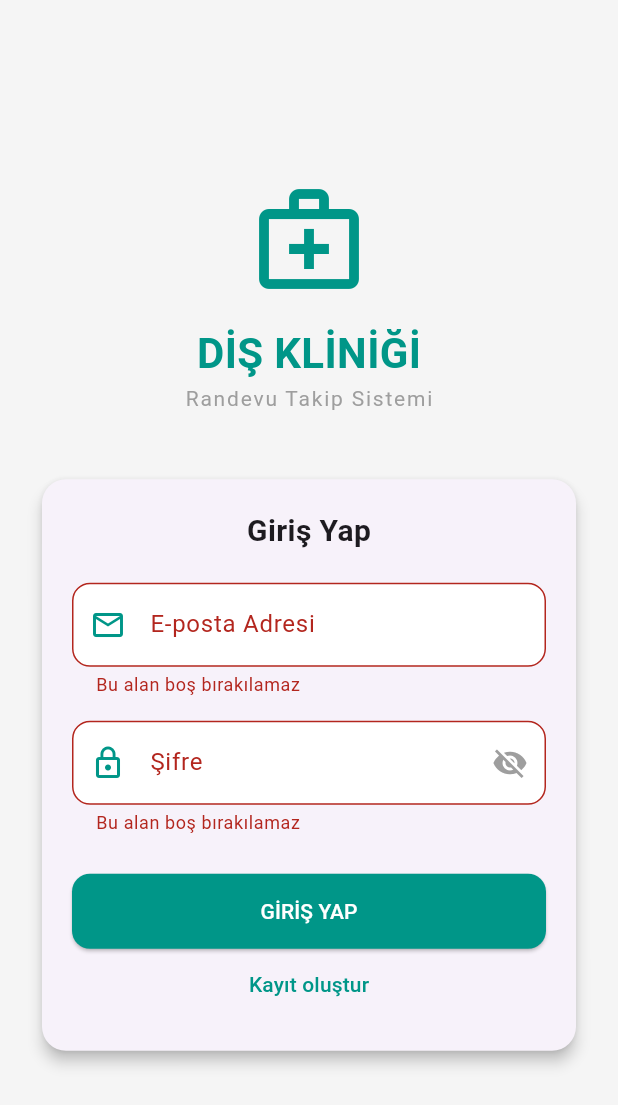
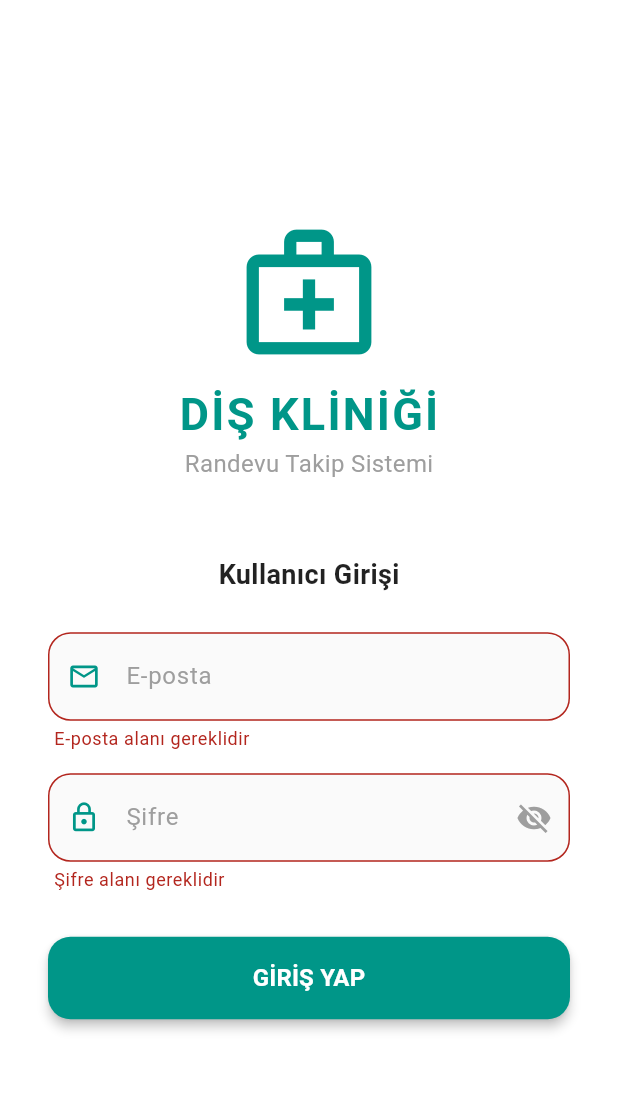
Before and after one commit to MehmetAliOzcan42/243301025_MehmetAliOZCAN_Flutter_Proje, a Flutter app: the screen it shows after launch, after a tap on "GİRİŞ YAP", on a phone screen of 412 x 824 dp. Shown: the top 1105 px of the screen. Run offline on Flutter 3.47's test engine with Material 3 defaults, Android fonts, the phone set to English and light mode, and no system bars; our stand-ins replace supabase_flutter; accounts and stored records are empty.

Commit message:
Giriş ekranı sadece hastalar ve yönetici giriş yapabilecek şekilde düzenlendi. Giriş ekranı tasarımı güzelleştirilip SupaBase veri tabanı için kodlar eklendi.

```diff
--- a/lib/main.dart
+++ b/lib/main.dart
@@ -1,12 +1,18 @@
 import 'package:flutter/material.dart';
-// Kendi dosya yoluna göre burayı kontrol et:
-// Eğer lib/screens/auth_screen.dart ise:
-import 'package:dis_klinigi/screens/auth_screen.dart';
+import 'package:supabase_flutter/supabase_flutter.dart';
+import 'screens/auth_screen.dart';
 
-void main() {
-  // TODO: Supabase başlatma kodu buraya gelecek
-  // WidgetsFlutterBinding.ensureInitialized();
-  // await Supabase.initialize(url: 'YOUR_URL', anonKey: 'YOUR_KEY');
+void main() async {
+  // async zamanlayıcı, Supabase'in başlatılması sırasında bekleme yapmamızı sağlar.
+  WidgetsFlutterBinding.ensureInitialized();
+  // Flutter'ın başlatılmadan önce Supabase için gerekli hazırlıkları yapmasını sağlar.
+
+  await Supabase.initialize(
+    // Supabase ile iletişim kurar ve await ile tamamlanmasını bekler.
+    url: 'https://uotvqlzctrokajrbipmk.supabase.co',
+    anonKey:
+        'eyJhbGciOiJIUzI1NiIsInR5cCI6IkpXVCJ9.eyJpc3MiOiJzdXBhYmFzZSIsInJlZiI6InVvdHZxbHpjdHJva2FqcmJpcG1rIiwicm9sZSI6ImFub24iLCJpYXQiOjE3NzgzMTM0ODQsImV4cCI6MjA5Mzg4OTQ4NH0.QmWilL0ze42XPj0VJZYPK1t4c04ZzJOmjf3w9VYFLPk',
+  );
 
   runApp(const MyApp());
 }
@@ -17,14 +23,14 @@ class MyApp extends StatelessWidget {
   @override
   Widget build(BuildContext context) {
     return MaterialApp(
-      title: 'Diş Kliniği',
+      title: 'Diş Kliniği Uygulaması',
       debugShowCheckedModeBanner: false,
       theme: ThemeData(
-        primarySwatch: Colors.teal,
+        primarySwatch: Colors.teal, // Uygulamanın ana renk temasını belirler.
         useMaterial3: true,
-        visualDensity: VisualDensity.adaptivePlatformDensity,
+        // Flutter'ın en yeni Material Design 3 özellikleri için kullanılır.
+        fontFamily: 'Roboto',
       ),
-      // İLK EKRAN
       home: const AuthScreen(),
     );
   }
--- a/lib/screens/auth_screen.dart
+++ b/lib/screens/auth_screen.dart
@@ -1,4 +1,6 @@
 import 'package:flutter/material.dart';
+import 'package:supabase_flutter/supabase_flutter.dart';
+import 'home_screen.dart';
 
 class AuthScreen extends StatefulWidget {
   const AuthScreen({super.key});
@@ -9,30 +11,22 @@ class AuthScreen extends StatefulWidget {
 
 class _AuthScreenState extends State<AuthScreen> {
   final _formKey = GlobalKey<FormState>();
-  bool _isLogin = true; // Giriş mi kayıt mı onun bilgisi için
-  bool _isLoading = false; // İşlem sırasında butonları devre dışı bırakmak için
-  bool _obscurePassword = true; // Şifreyi gizlemek için
+  // Formları doğrulamak için
+  bool _isLoading = false;
+  // Giriş işlemi sırasında yükleniyor durumunu kontrol etmek için
+  bool _obscurePassword = true;
+  // Şifre alanının gizli olup olmadığını kontrol etmek için
 
-  // Form Kontrolleri
   final TextEditingController _emailController = TextEditingController();
   final TextEditingController _passwordController = TextEditingController();
-  final TextEditingController _nameController = TextEditingController();
-  final TextEditingController _surnameController = TextEditingController();
-  final TextEditingController _tcController = TextEditingController();
-  final TextEditingController _phoneController = TextEditingController();
-
+  // Kullanıcıdan e-posta ve şifre girişi almak için kullanılırlar.
   @override
   void dispose() {
     _emailController.dispose();
     _passwordController.dispose();
-    _nameController.dispose();
-    _surnameController.dispose();
-    _tcController.dispose();
-    _phoneController.dispose();
     super.dispose();
   }
-
-  //SUPABASE İŞLEMLERİ
+  // Uygulama kapatıldığında bellek sızıntılarını önlemek için TextEditingController'ları temizler.
 
   Future<void> _handleAuth() async {
     if (!_formKey.currentState!.validate()) return;
@@ -40,22 +34,30 @@ class _AuthScreenState extends State<AuthScreen> {
     setState(() => _isLoading = true);
 
     try {
-      if (_isLogin) {
-        // Supabase giriş kısmı
-        // Yönetici ve hasta girişlerini buradan yapacaklar ve giriş sonrası rol kontrolü yapılacak.
+      final AuthResponse res = await Supabase.instance.client.auth
+          .signInWithPassword(
+            email: _emailController.text.trim(),
+            password: _passwordController.text.trim(),
+          );
 
-        _showMessage("Giriş başarılı!");
-      } else {
-        // Supabase kayıt kısmı
-        // Kayıt işlemi yapıldıktan sonra veri tabanına hastanın bilgileri eklenecek.
+      if (res.user != null) {
+        String role = res.user!.email == 'yonetici@gmail.com'
+            ? 'admin'
+            : 'patient';
 
-        _showMessage("Kayıt başarılı! Şimdi giriş yapabilirsiniz.");
-        setState(() => _isLogin = true);
+        if (!mounted) return;
+
+        Navigator.pushReplacement(
+          context,
+          MaterialPageRoute(builder: (context) => HomeScreen(userRole: role)),
+        );
       }
+    } on AuthException catch (e) {
+      _showMessage("Giriş Hatası: ${e.message}", isError: true);
     } catch (e) {
-      _showMessage("Hata oluştu: ${e.toString()}", isError: true);
+      _showMessage("Beklenmedik bir hata oluştu.", isError: true);
     } finally {
-      setState(() => _isLoading = false);
+      if (mounted) setState(() => _isLoading = false);
     }
   }
 
@@ -64,6 +66,8 @@ class _AuthScreenState extends State<AuthScreen> {
       SnackBar(
         content: Text(message),
         backgroundColor: isError ? Colors.red : Colors.teal,
+        behavior: SnackBarBehavior.floating,
+        shape: RoundedRectangleBorder(borderRadius: BorderRadius.circular(10)),
       ),
     );
   }
@@ -71,145 +75,94 @@ class _AuthScreenState extends State<AuthScreen> {
   @override
   Widget build(BuildContext context) {
     return Scaffold(
-      backgroundColor: Colors.grey[100],
+      backgroundColor: Colors.white,
       body: Center(
         child: SingleChildScrollView(
-          padding: const EdgeInsets.all(24.0),
+          padding: const EdgeInsets.symmetric(horizontal: 32),
           child: Column(
             mainAxisAlignment: MainAxisAlignment.center,
             children: [
-              // Logo ve Başlık
               const Icon(
                 Icons.medical_services_outlined,
-                size: 80,
+                size: 100,
                 color: Colors.teal,
               ),
-              const SizedBox(height: 16),
+              const SizedBox(height: 10),
               const Text(
                 "DİŞ KLİNİĞİ",
                 style: TextStyle(
-                  fontSize: 28,
+                  fontSize: 30,
                   fontWeight: FontWeight.bold,
                   color: Colors.teal,
+                  letterSpacing: 1.5,
                 ),
               ),
               const Text(
                 "Randevu Takip Sistemi",
-                style: TextStyle(color: Colors.grey, letterSpacing: 1.2),
+                style: TextStyle(
+                  fontSize: 16,
+                  color: Colors.grey,
+                  fontWeight: FontWeight.w400,
                 ),
-              const SizedBox(height: 40),
+              ),
+              const SizedBox(height: 50),
 
-              // Form Kartı
-              Card(
-                elevation: 4,
-                shape: RoundedRectangleBorder(
-                  borderRadius: BorderRadius.circular(16),
-                ),
-                child: Padding(
-                  padding: const EdgeInsets.all(20.0),
-                  child: Form(
+              Form(
                 key: _formKey,
                 child: Column(
                   children: [
-                        Text(
-                          _isLogin ? "Giriş Yap" : "Hasta Kayıt",
-                          style: const TextStyle(
-                            fontSize: 20,
+                    const Text(
+                      "Kullanıcı Girişi",
+                      style: TextStyle(
+                        fontSize: 18,
                         fontWeight: FontWeight.w600,
+                        color: Colors.black87,
                       ),
                     ),
-                        const SizedBox(height: 20),
-
-                        // Eposta
-                        _buildTextField(
-                          controller: _emailController,
-                          label: "E-posta Adresi",
-                          icon: Icons.email_outlined,
-                          keyboardType: TextInputType.emailAddress,
+                    const SizedBox(height: 25),
+                    // Her form alanı için kod tekrarı yapmamak adına _buildInput fonksiyonu kullanılır.
+                    _buildInput(
+                      "E-posta",
+                      _emailController,
+                      Icons.email_outlined,
                     ),
-                        const SizedBox(height: 16),
-
-                        // Şifre
-                        _buildTextField(
-                          controller: _passwordController,
-                          label: "Şifre",
-                          icon: Icons.lock_outline,
+                    const SizedBox(height: 15),
+                    _buildInput(
+                      "Şifre",
+                      _passwordController,
+                      Icons.lock_outline,
                       isPassword: true,
                     ),
-                        const SizedBox(height: 16),
 
-                        // KAYIT
-                        if (!_isLogin) ...[
-                          Row(
-                            children: [
-                              Expanded(
-                                child: _buildTextField(
-                                  controller: _nameController,
-                                  label: "Ad",
-                                  icon: Icons.person_outline,
-                                ),
-                              ),
-                              const SizedBox(width: 8),
-                              Expanded(
-                                child: _buildTextField(
-                                  controller: _surnameController,
-                                  label: "Soyad",
-                                  icon: Icons.person_outline,
-                                ),
-                              ),
-                            ],
-                          ),
-                          const SizedBox(height: 16),
-                          _buildTextField(
-                            controller: _tcController,
-                            label: "TC Kimlik No",
-                            icon: Icons.badge_outlined,
-                            keyboardType: TextInputType.number,
-                          ),
-                          const SizedBox(height: 16),
-                          _buildTextField(
-                            controller: _phoneController,
-                            label: "Telefon Numarası",
-                            icon: Icons.phone_outlined,
-                            keyboardType: TextInputType.phone,
-                          ),
-                          const SizedBox(height: 16),
-                        ],
+                    const SizedBox(height: 30),
 
-                        // Kayıt/Giriş Butonu
-                        const SizedBox(height: 10),
                     SizedBox(
                       width: double.infinity,
-                          height: 50,
+                      height: 55,
                       child: ElevatedButton(
                         onPressed: _isLoading ? null : _handleAuth,
                         style: ElevatedButton.styleFrom(
                           backgroundColor: Colors.teal,
-                              foregroundColor: Colors.white,
+                          elevation: 3,
                           shape: RoundedRectangleBorder(
-                                borderRadius: BorderRadius.circular(12),
+                            borderRadius: BorderRadius.circular(15),
                           ),
                         ),
                         child: _isLoading
                             ? const CircularProgressIndicator(
                                 color: Colors.white,
-                                    strokeWidth: 3,
                               )
-                                : Text(_isLogin ? "GİRİŞ YAP" : "KAYIT OL"),
+                            : const Text(
+                                "GİRİŞ YAP",
+                                style: TextStyle(
+                                  color: Colors.white,
+                                  fontSize: 16,
+                                  fontWeight: FontWeight.bold,
                                 ),
                               ),
-
-                        // Kayıt/Giriş Arası Geçiş
-                        TextButton(
-                          onPressed: () => setState(() => _isLogin = !_isLogin),
-                          child: Text(
-                            _isLogin ? "Kayıt oluştur" : "Giriş yapın",
-                            style: const TextStyle(color: Colors.teal),
                       ),
                     ),
                   ],
-                    ),
-                  ),
                 ),
               ),
             ],
@@ -219,21 +172,21 @@ class _AuthScreenState extends State<AuthScreen> {
     );
   }
 
-  // Şifre gizleme ve ortak kısımlar için TextField
-  Widget _buildTextField({
-    required TextEditingController controller,
-    required String label,
-    required IconData icon,
+  Widget _buildInput(
+    String label,
+    TextEditingController controller,
+    IconData icon, {
     bool isPassword = false,
-    TextInputType keyboardType = TextInputType.text,
   }) {
+    // Giriş kısmı ve şifre kısmı için ortak bir widget oluşturur, böylece kod tekrarı önlenir.
     return TextFormField(
       controller: controller,
       obscureText: isPassword ? _obscurePassword : false,
-      keyboardType: keyboardType,
+      style: const TextStyle(fontSize: 15),
       decoration: InputDecoration(
         labelText: label,
-        prefixIcon: Icon(icon, color: Colors.teal),
+        labelStyle: const TextStyle(color: Colors.grey),
+        prefixIcon: Icon(icon, color: Colors.teal, size: 22),
         suffixIcon: isPassword
             ? IconButton(
                 icon: Icon(
@@ -244,25 +197,17 @@ class _AuthScreenState extends State<AuthScreen> {
                     setState(() => _obscurePassword = !_obscurePassword),
               )
             : null,
-        border: OutlineInputBorder(
-          borderRadius: BorderRadius.circular(12),
+        border: OutlineInputBorder(borderRadius: BorderRadius.circular(15)),
+        enabledBorder: OutlineInputBorder(
+          borderRadius: BorderRadius.circular(15),
           borderSide: BorderSide(color: Colors.grey.shade300),
         ),
-        enabledBorder: OutlineInputBorder(
-          borderRadius: BorderRadius.circular(12),
-          borderSide: BorderSide(color: Colors.grey.shade300),
+        filled: true,
+        fillColor: Colors.grey[50],
+        contentPadding: const EdgeInsets.symmetric(vertical: 18),
       ),
-        focusedBorder: OutlineInputBorder(
-          borderRadius: BorderRadius.circular(12),
-          borderSide: const BorderSide(color: Colors.teal, width: 2),
-        ),
-        filled: true,
-        fillColor: Colors.white,
-      ),
-      validator: (value) {
-        if (value == null || value.isEmpty) return "Bu alan boş bırakılamaz";
-        return null;
-      },
+      validator: (v) =>
+          (v == null || v.isEmpty) ? "$label alanı gereklidir" : null,
     );
   }
 }
```
Also changed, not shown: lib/screens/home_screen.dart (added, +279 -0 lines). Lines whose indentation alone changed are shown as unchanged.
